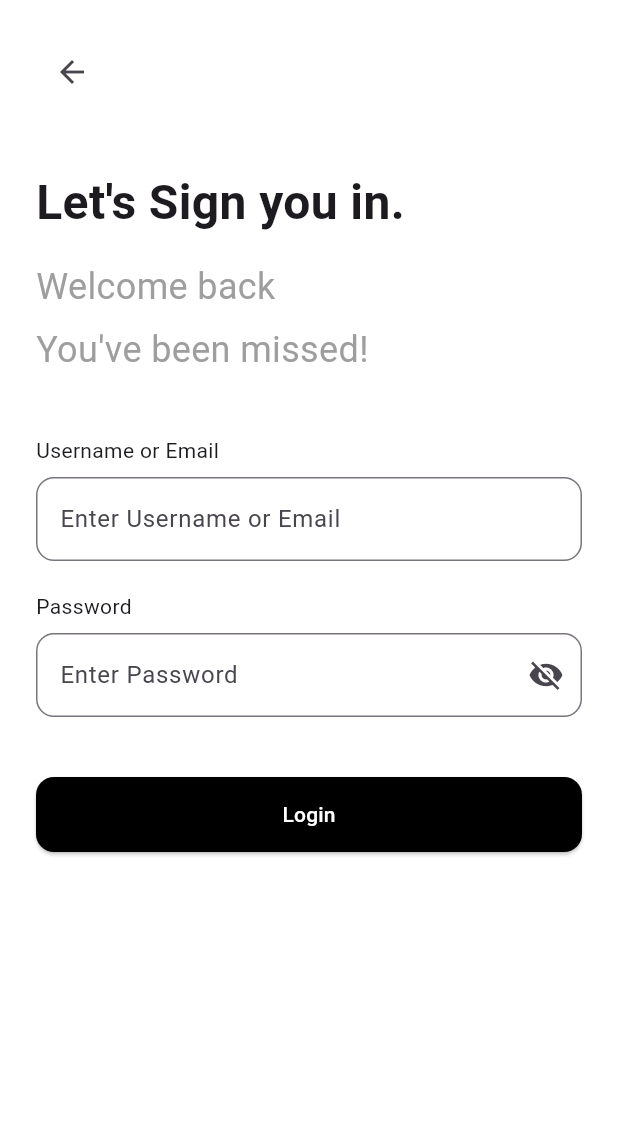
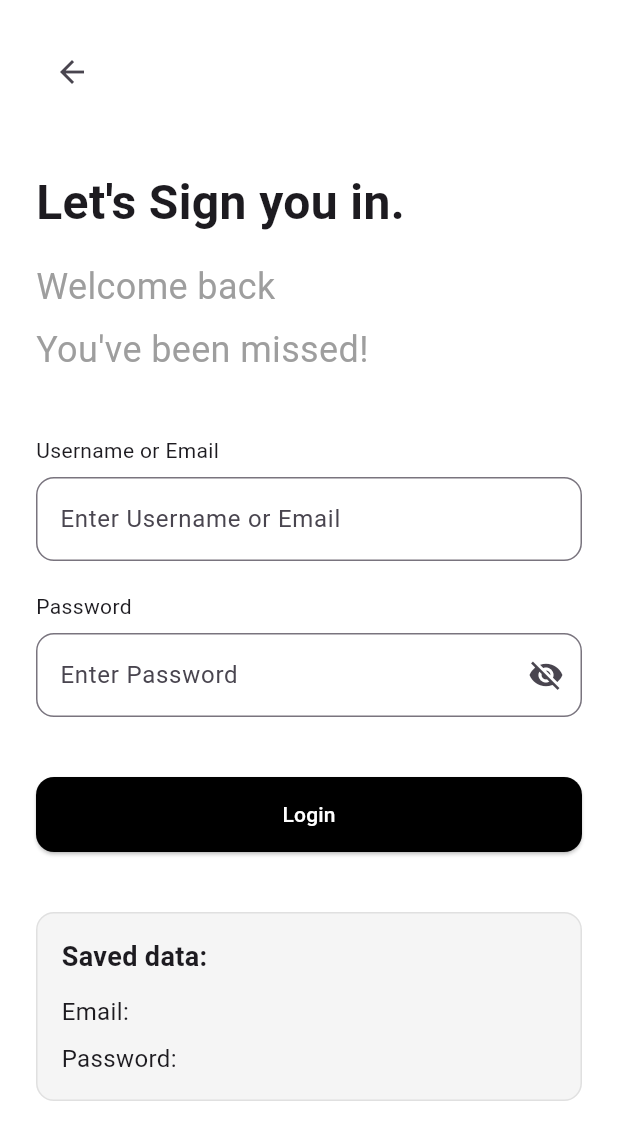
Before and after one commit to Arafal21/moja_apka, a Flutter app: the screen it shows after launch, after a tap on "Login", on a phone screen of 412 x 824 dp. Shown: the top 1140 px of the screen. Run offline on Flutter 3.47's test engine with Material 3 defaults, Android fonts, the phone set to English and light mode, and no system bars; our stand-ins replace flutter_riverpod.

Commit message:
riverpod state handling - write data below the form

```diff
--- a/lib/main.dart
+++ b/lib/main.dart
@@ -1,7 +1,21 @@
+import 'package:flutter_riverpod/flutter_riverpod.dart';
 import 'package:flutter/material.dart';
 
+class LoginData {
+  final String email;
+  final String password;
+
+  LoginData({required this.email, required this.password});
+}
+
+final loginDataProvider = StateProvider<LoginData?>((ref) => null);
+
 void main() {
-  runApp(const MyApp());
+  runApp(
+    const ProviderScope(
+      child: MyApp(),
+    ),
+  );
 }
 
 class MyApp extends StatelessWidget {
@@ -16,11 +30,38 @@ class MyApp extends StatelessWidget {
   }
 }
 
-class LoginScreen extends StatelessWidget {
+class LoginScreen extends ConsumerStatefulWidget {
   const LoginScreen({super.key});
 
   @override
+  ConsumerState<LoginScreen> createState() => _LoginScreenState();
+}
+
+class _LoginScreenState extends ConsumerState<LoginScreen> {
+  final _emailController = TextEditingController();
+  final _passwordController = TextEditingController();
+
+  @override
+  void dispose() {
+    _emailController.dispose();
+    _passwordController.dispose();
+    super.dispose();
+  }
+
+  void _handleLogin() {
+    final email = _emailController.text;
+    final password = _passwordController.text;
+
+    ref.read(loginDataProvider.notifier).state = LoginData(
+      email: email,
+      password: password,
+    );
+  }
+
+  @override
   Widget build(BuildContext context) {
+    final loginData = ref.watch(loginDataProvider);
+
     return Scaffold(
       backgroundColor: Colors.white,
       body: SafeArea(
@@ -32,12 +73,10 @@ class LoginScreen extends StatelessWidget {
               children: [
                 IconButton(
                   onPressed: () {},
-                  icon: Icon(Icons.arrow_back),
+                  icon: const Icon(Icons.arrow_back),
                 ),
-
-                SizedBox(height: 40),
-
-                Text(
+                const SizedBox(height: 40),
+                const Text(
                   "Let's Sign you in.",
                   style: TextStyle(
                     fontSize: 32,
@@ -45,8 +84,8 @@ class LoginScreen extends StatelessWidget {
                     fontFamily: 'Roboto',
                   ),
                 ),
-                SizedBox(height: 16),
-                Text(
+                const SizedBox(height: 16),
+                const Text(
                   'Welcome back',
                   style: TextStyle(
                     fontSize: 24,
@@ -54,8 +93,8 @@ class LoginScreen extends StatelessWidget {
                     fontFamily: 'Roboto',
                   ),
                 ),
-                SizedBox(height: 8),
-                Text(
+                const SizedBox(height: 8),
+                const Text(
                   "You've been missed!",
                   style: TextStyle(
                     fontSize: 24,
@@ -63,12 +102,11 @@ class LoginScreen extends StatelessWidget {
                     fontFamily: 'Roboto',
                   ),
                 ),
-
-                SizedBox(height: 40),
-
-                Text('Username or Email'),
-                SizedBox(height: 8),
+                const SizedBox(height: 40),
+                const Text('Username or Email'),
+                const SizedBox(height: 8),
                 TextField(
+                  controller: _emailController,
                   keyboardType: TextInputType.emailAddress,
                   autocorrect: false,
                   decoration: InputDecoration(
@@ -78,12 +116,11 @@ class LoginScreen extends StatelessWidget {
                     ),
                   ),
                 ),
-
-                SizedBox(height: 20),
-
-                Text('Password'),
-                SizedBox(height: 8),
+                const SizedBox(height: 20),
+                const Text('Password'),
+                const SizedBox(height: 8),
                 TextField(
+                  controller: _passwordController,
                   obscureText: true,
                   enableSuggestions: false,
                   autocorrect: false,
@@ -93,12 +130,10 @@ class LoginScreen extends StatelessWidget {
                     border: OutlineInputBorder(
                       borderRadius: BorderRadius.circular(12),
                     ),
-                    suffixIcon: Icon(Icons.visibility_off),
+                    suffixIcon: const Icon(Icons.visibility_off),
                   ),
                 ),
-
-                SizedBox(height: 40),
-
+                const SizedBox(height: 40),
                 SizedBox(
                   width: double.infinity,
                   height: 50,
@@ -110,10 +145,44 @@ class LoginScreen extends StatelessWidget {
                         borderRadius: BorderRadius.circular(12),
                       ),
                     ),
-                    onPressed: () {},
-                    child: Text('Login'),
+                    onPressed: _handleLogin,
+                    child: const Text('Login'),
                   ),
                 ),
+                if (loginData != null) ...[
+                  const SizedBox(height: 40),
+                  Container(
+                    width: double.infinity,
+                    padding: const EdgeInsets.all(16),
+                    decoration: BoxDecoration(
+                      color: Colors.grey[100],
+                      borderRadius: BorderRadius.circular(12),
+                      border: Border.all(color: Colors.grey[300]!),
+                    ),
+                    child: Column(
+                      crossAxisAlignment: CrossAxisAlignment.start,
+                      children: [
+                        const Text(
+                          'Saved data:',
+                          style: TextStyle(
+                            fontSize: 18,
+                            fontWeight: FontWeight.bold,
+                          ),
+                        ),
+                        const SizedBox(height: 12),
+                        Text(
+                          'Email: ${loginData.email}',
+                          style: const TextStyle(fontSize: 16),
+                        ),
+                        const SizedBox(height: 8),
+                        Text(
+                          'Password: ${loginData.password}',
+                          style: const TextStyle(fontSize: 16),
+                        ),
+                      ],
+                    ),
+                  ),
+                ],
               ],
             ),
           ),
--- a/pubspec.yaml
+++ b/pubspec.yaml
@@ -34,6 +34,7 @@ dependencies:
   # The following adds the Cupertino Icons font to your application.
   # Use with the CupertinoIcons class for iOS style icons.
   cupertino_icons: ^1.0.8
+  flutter_riverpod: ^3.1.0
 
 dev_dependencies:
   flutter_test:
```
Also changed, not shown: pubspec.lock.
